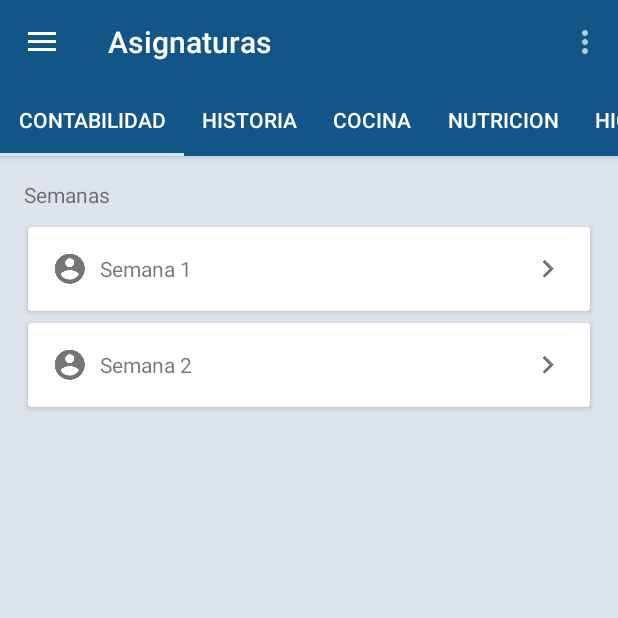
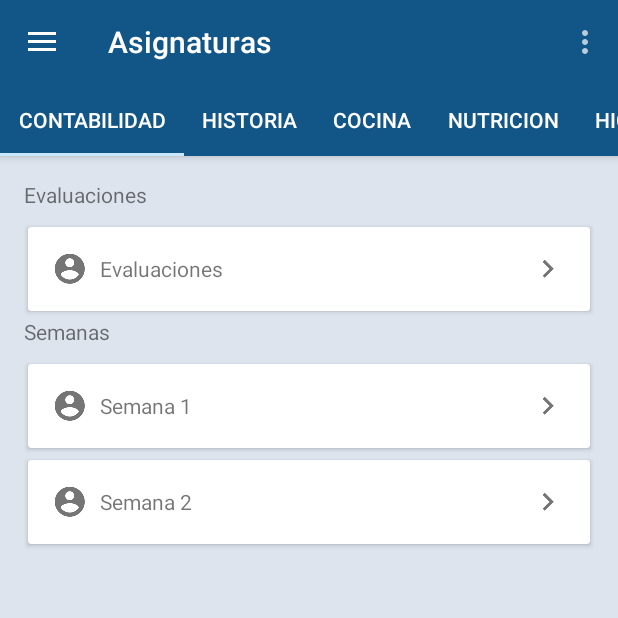
Before and after one commit to simaski/IEAG-CM, an Android app: the screen it shows after launch (ActividadPrincipal), in the side drawer, after a tap on "Asignaturas", on a phone screen of 412 x 824 dp, the top half of it. Run offline under Robolectric (Android 15) with nearby library versions, the phone set to English and light mode, and no system bars.

Commit message:
app chef millenium cambios: agregadas evaluaciones contabilidad

```diff
--- a/app/src/main/java/ieagcm/simaski/desarrollo/com/ieag_cm/ui/ActividadPrincipal.java
+++ b/app/src/main/java/ieagcm/simaski/desarrollo/com/ieag_cm/actividades/ActividadPrincipal.java
@@ -1,4 +1,4 @@
-package ieagcm.simaski.desarrollo.com.ieag_cm.ui;
+package ieagcm.simaski.desarrollo.com.ieag_cm.actividades;
 
 import android.os.Bundle;
 import android.support.design.widget.NavigationView;
@@ -13,6 +13,8 @@ import android.view.Menu;
 import android.view.MenuItem;
 
 import ieagcm.simaski.desarrollo.com.ieag_cm.R;
+import ieagcm.simaski.desarrollo.com.ieag_cm.ui.FragmentCuenta;
+import ieagcm.simaski.desarrollo.com.ieag_cm.ui.FragmentInicio;
 
 public class ActividadPrincipal extends AppCompatActivity {
 
--- a/app/src/main/java/ieagcm/simaski/desarrollo/com/ieag_cm/ui/AdaptadorInicio.java
+++ b/app/src/main/java/ieagcm/simaski/desarrollo/com/ieag_cm/adaptadores/AdaptadorInicio.java
@@ -1,4 +1,4 @@
-package ieagcm.simaski.desarrollo.com.ieag_cm.ui;
+package ieagcm.simaski.desarrollo.com.ieag_cm.adaptadores;
 
 import android.support.v7.widget.RecyclerView;
 import android.view.LayoutInflater;
--- a/app/src/main/java/ieagcm/simaski/desarrollo/com/ieag_cm/splash/SplashScreen.java
+++ b/app/src/main/java/ieagcm/simaski/desarrollo/com/ieag_cm/splash/SplashScreen.java
@@ -13,7 +13,7 @@ import android.view.Display;
 import android.view.WindowManager;
 
 import ieagcm.simaski.desarrollo.com.ieag_cm.R;
-import ieagcm.simaski.desarrollo.com.ieag_cm.ui.ActividadPrincipal;
+import ieagcm.simaski.desarrollo.com.ieag_cm.actividades.ActividadPrincipal;
 
 public class SplashScreen extends Activity {
     private final int SPLASH_TIME = 3000;
--- a/app/src/main/java/ieagcm/simaski/desarrollo/com/ieag_cm/ui/FragmentAsigContabilidad.java
+++ b/app/src/main/java/ieagcm/simaski/desarrollo/com/ieag_cm/ui/FragmentAsigContabilidad.java
@@ -1,24 +1,62 @@
 package ieagcm.simaski.desarrollo.com.ieag_cm.ui;
 
+import android.content.Intent;
 import android.os.Bundle;
 import android.support.v4.app.Fragment;
+import android.support.v7.widget.CardView;
 import android.view.LayoutInflater;
 import android.view.View;
 import android.view.ViewGroup;
+import android.widget.Toast;
 
+import ieagcm.simaski.desarrollo.com.ieag_cm.actividades.ActividadEvalContabilidad;
 import ieagcm.simaski.desarrollo.com.ieag_cm.R;
 
 /**
  * Created by sancasimiro on 29/01/16.
  */
-public class FragmentAsigContabilidad extends Fragment {
+public class FragmentAsigContabilidad extends Fragment implements View.OnClickListener{
 
     public FragmentAsigContabilidad() {
     }
 
     @Override
-    public View onCreateView(LayoutInflater inflater, ViewGroup container,
-                             Bundle savedInstanceState) {
-        return inflater.inflate(R.layout.fragment_asignaciones, container, false);
+    public View onCreateView(LayoutInflater inflater, ViewGroup container,Bundle savedInstanceState) {
+        View view = inflater.inflate(R.layout.fragment_asignaciones, container, false);
+
+        CardView card = (CardView) view.findViewById(R.id.card0);
+        card.setOnClickListener(this);
+
+        CardView card1 = (CardView) view.findViewById(R.id.card1);
+        card1.setOnClickListener(this);
+
+        CardView card2 = (CardView) view.findViewById(R.id.card2);
+        card2.setOnClickListener(this);
+
+
+        return view;
+    }
+
+    @Override
+    public void onClick(View v) {
+        switch (v.getId()) {
+            case R.id.card0:
+                // TODO Auto-generated method stub
+                //Toast.makeText(getActivity(),"Tarjeta 1",Toast.LENGTH_SHORT).show();
+                startActivity(new Intent(getActivity(), ActividadEvalContabilidad.class));
+                break;
+            case R.id.card1:
+                // TODO Auto-generated method stub
+                Toast.makeText(getActivity(),"Tarjeta 1",Toast.LENGTH_SHORT).show();
+                break;
+            case R.id.card2:
+                // TODO Auto-generated method stub
+                Toast.makeText(getActivity(),"Tarjeta 2",Toast.LENGTH_SHORT).show();
+                break;
+            case View.NO_ID:
+            default:
+                // TODO Auto-generated method stub
+                break;
+        }
     }
 }
--- a/app/src/main/java/ieagcm/simaski/desarrollo/com/ieag_cm/ui/FragmentInicio.java
+++ b/app/src/main/java/ieagcm/simaski/desarrollo/com/ieag_cm/ui/FragmentInicio.java
@@ -1,7 +1,5 @@
 package ieagcm.simaski.desarrollo.com.ieag_cm.ui;
 
-import android.app.Activity;
-import android.net.Uri;
 import android.support.v4.app.Fragment;
 import android.os.Bundle;
 import android.support.v7.widget.LinearLayoutManager;
@@ -11,6 +9,7 @@ import android.view.View;
 import android.view.ViewGroup;
 
 import ieagcm.simaski.desarrollo.com.ieag_cm.R;
+import ieagcm.simaski.desarrollo.com.ieag_cm.adaptadores.AdaptadorInicio;
 
 /**
  * Fragmento para la sección de "Inicio"
--- a/app/src/main/res/layout/fragment_asignaciones.xml
+++ b/app/src/main/res/layout/fragment_asignaciones.xml
@@ -8,6 +8,58 @@
     android:padding="@dimen/espacio_norma_1">
 
     <TextView
+        android:id="@+id/titulo_evaluaciones"
+        android:layout_width="wrap_content"
+        android:layout_height="wrap_content"
+        android:paddingBottom="8dp"
+        android:text="@string/etiqueta_evaluaciones"
+        android:textAppearance="?android:attr/textAppearanceSmall" />
+
+    <android.support.v7.widget.CardView
+        android:id="@+id/card0"
+        android:layout_width="match_parent"
+        android:layout_height="wrap_content"
+        card_view:cardCornerRadius="2dp"
+        card_view:cardUseCompatPadding="true">
+
+        <RelativeLayout
+            android:layout_width="wrap_content"
+            android:layout_height="wrap_content"
+            android:orientation="horizontal"
+            android:padding="@dimen/espacio_norma_1">
+
+            <ImageView
+                android:id="@+id/iv_evaluaciones"
+                android:layout_width="wrap_content"
+                android:layout_height="wrap_content"
+                android:layout_alignParentLeft="true"
+                android:layout_centerVertical="true"
+                android:layout_gravity="center"
+                android:layout_marginRight="8dp"
+                android:src="@drawable/usuario" />
+
+            <TextView
+                android:id="@+id/tv_evaluaciones"
+                android:layout_width="wrap_content"
+                android:layout_height="wrap_content"
+                android:layout_centerVertical="true"
+                android:layout_gravity="center_vertical"
+                android:layout_toRightOf="@+id/iv_evaluaciones"
+                android:text="@string/texto_evaluaciones"
+                android:textAppearance="?android:attr/textAppearanceSmall" />
+
+            <ImageView
+                android:id="@+id/icono_indicador_derecho_evaluaciones"
+                android:layout_width="wrap_content"
+                android:layout_height="wrap_content"
+                android:layout_alignParentRight="true"
+                android:layout_centerVertical="true"
+                android:src="@drawable/indicador_derecho" />
+
+        </RelativeLayout>
+    </android.support.v7.widget.CardView>
+
+    <TextView
         android:id="@+id/titulo_semanas"
         android:layout_width="wrap_content"
         android:layout_height="wrap_content"
@@ -16,6 +68,7 @@
         android:textAppearance="?android:attr/textAppearanceSmall" />
 
     <android.support.v7.widget.CardView
+        android:id="@+id/card1"
         android:layout_width="match_parent"
         android:layout_height="wrap_content"
         card_view:cardCornerRadius="2dp"
@@ -59,6 +112,7 @@
     </android.support.v7.widget.CardView>
 
     <android.support.v7.widget.CardView
+        android:id="@+id/card2"
         android:layout_width="match_parent"
         android:layout_height="wrap_content"
         card_view:cardCornerRadius="2dp"
--- /dev/null
+++ b/app/src/main/res/layout/fragment_grupo_items.xml
@@ -0,0 +1,6 @@
+<?xml version="1.0" encoding="utf-8"?>
+<android.support.v7.widget.RecyclerView xmlns:android="http://schemas.android.com/apk/res/android"
+    android:id="@+id/reciclador"
+    android:layout_width="match_parent"
+    android:layout_height="match_parent"
+    android:scrollbars="vertical" />
--- a/app/src/main/res/values/strings.xml
+++ b/app/src/main/res/values/strings.xml
@@ -30,9 +30,13 @@
 
     <string name="texto_semana1">Semana 1</string>
     <string name="texto_semana2">Semana 2</string>
+    <string name="texto_evaluaciones">Evaluaciones</string>
     <string name="etiqueta_contrasena">Contraseña</string>
     <string name="etiqueta_semanas">Semanas</string>
+    <string name="etiqueta_evaluaciones">Evaluaciones</string>
     <string name="etiqueta_simaski">SimaskiGroup\u2122</string>
+
+    <string name="titulo_actividad_evalcontabilidad">Evaluaciones</string>
 
     <string name="intro">
         <![CDATA[
```
Also changed, not shown: app/src/main/AndroidManifest.xml (+9 -1 lines), app/src/main/java/ieagcm/simaski/desarrollo/com/ieag_cm/actividades/ActividadEvalContabilidad.java (added, +79 -0 lines), app/src/main/java/ieagcm/simaski/desarrollo/com/ieag_cm/adaptadores/AdaptadorEvaluaciones.java (added, +125 -0 lines), app/src/main/java/ieagcm/simaski/desarrollo/com/ieag_cm/ui/DecoracionLineaDivisoria.java (added, +41 -0 lines), app/src/main/res/layout/activity_eval_contabilidad.xml (added, +20 -0 lines), app/src/main/res/layout/item_lista_evaluaciones.xml (added, +41 -0 lines).
